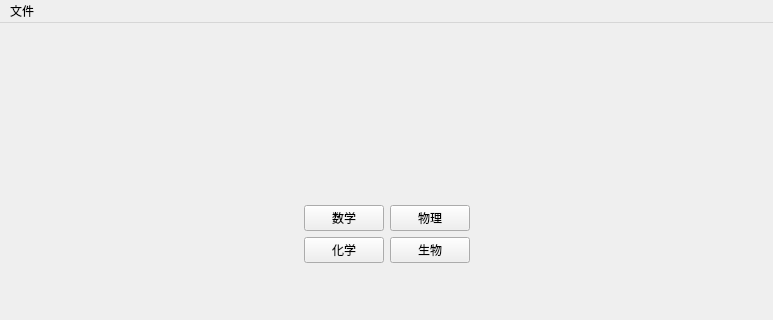
Old version of the form win.ui in the repository xzhiter/Mistakes_Recorder; both pictures show x 0 to 773 and y 0 to 320 of the 773 by 466 pixel window.
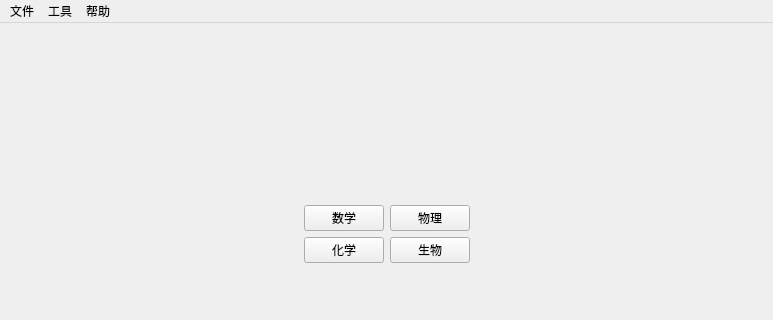
New version of the form.

Patch:
```diff
--- a/win.ui
+++ b/win.ui
@@ -115,7 +115,7 @@
      <x>0</x>
      <y>0</y>
      <width>773</width>
-     <height>22</height>
+     <height>21</height>
     </rect>
    </property>
    <widget class="QMenu" name="menuFile">
@@ -124,8 +124,28 @@
     </property>
     <addaction name="actionOpen"/>
     <addaction name="actionSave"/>
+    <addaction name="actionProcess_Mistakes"/>
+    <addaction name="separator"/>
+    <addaction name="actionSettings"/>
+    <addaction name="separator"/>
+    <addaction name="actionExit"/>
+   </widget>
+   <widget class="QMenu" name="menuHelp">
+    <property name="title">
+     <string>帮助</string>
+    </property>
+    <addaction name="actionCheck_Updates"/>
+    <addaction name="actionAbout"/>
+   </widget>
+   <widget class="QMenu" name="menuTools">
+    <property name="title">
+     <string>工具</string>
+    </property>
+    <addaction name="actionCut_Paper"/>
    </widget>
    <addaction name="menuFile"/>
+   <addaction name="menuTools"/>
+   <addaction name="menuHelp"/>
   </widget>
   <widget class="QStatusBar" name="statusbar"/>
   <action name="actionOpen">
```
Left out of the diff: 30 changed lines with no effect on the pictures.
